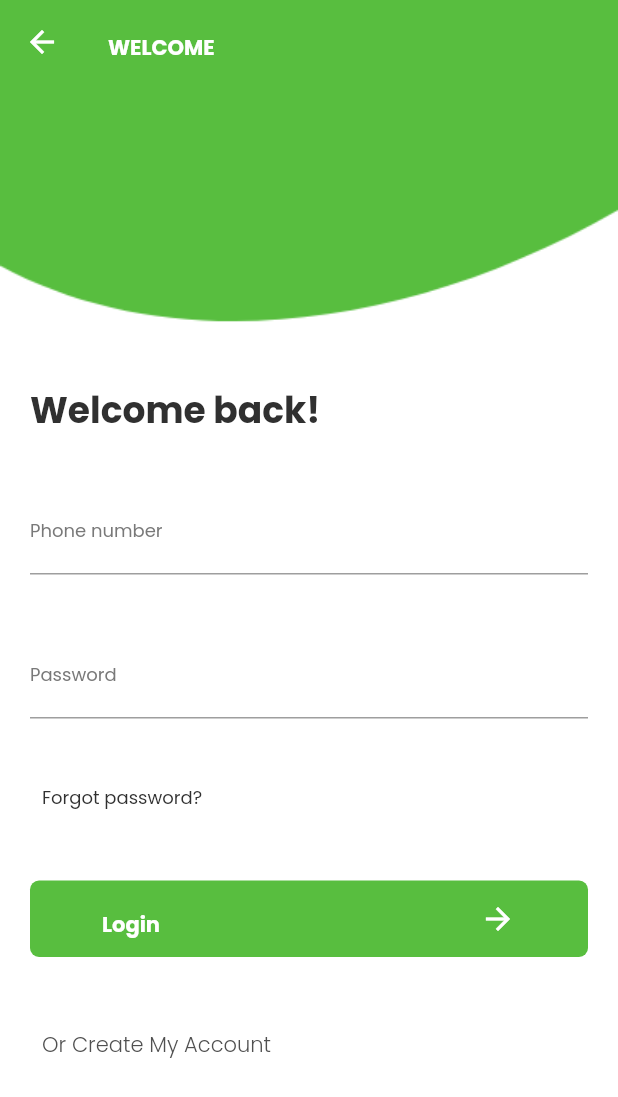
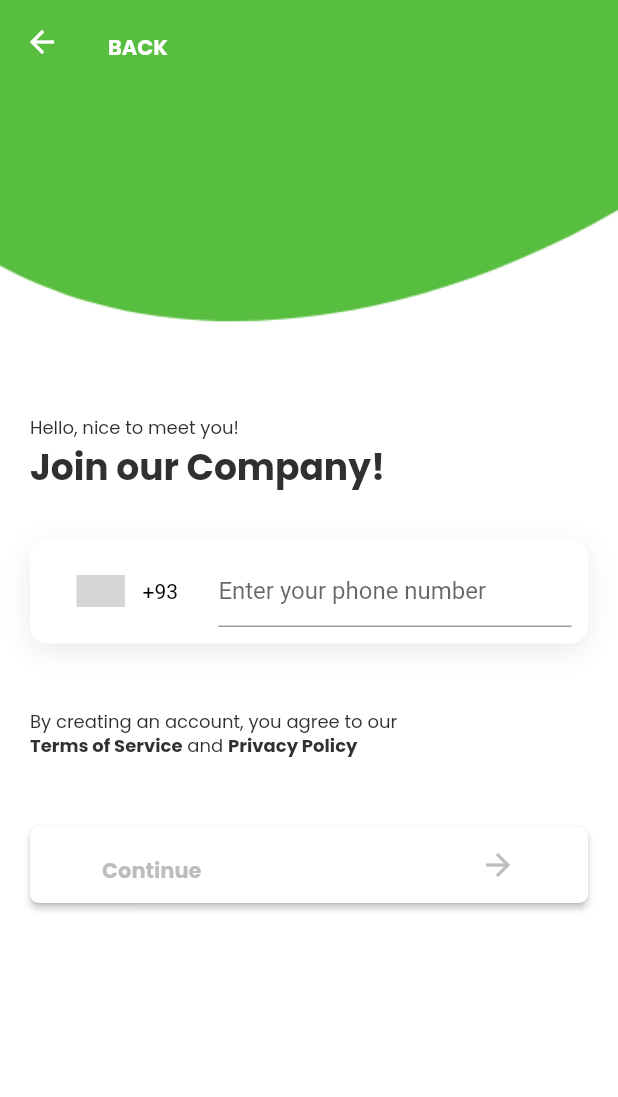
Before and after one commit to duchdtran/taxi_driver, a Flutter app: the BaseScreen screen opened directly, after a tap on "Or Create My Account", on a phone screen of 412 x 824 dp. Shown: the top 1097 px of the screen. Run offline on Flutter 3.47's test engine with Material 2 defaults, Android fonts, the phone set to English and light mode, and no system bars; drawn by our look-alikes of intl_phone_number_input; our stand-ins replace flutter_rating_bar; grey boxes are pictures that could not be loaded.

Commit message:
Refs #4: develop sign up screen

```diff
--- a/lib/main.dart
+++ b/lib/main.dart
@@ -1,6 +1,7 @@
 import 'package:flutter/material.dart';
 import 'package:taxi_driver/views/routers/AppRouters.dart';
 import 'package:taxi_driver/views/screens/sign_in/index.dart';
+import 'package:taxi_driver/views/screens/sign_up/index.dart';
 import 'package:taxi_driver/views/screens/welcome/index.dart';
 
 void main() {
@@ -15,6 +16,7 @@ class MyApp extends StatelessWidget {
       routes: <String, WidgetBuilder>{
         AppRouters.WELCOME_SCREEN: (context) => WelcomeScreen(),
         AppRouters.SIGN_IN_SCREEN: (context) => SignInScreen(),
+        AppRouters.SIGN_UP_SCREEN: (context) => SignUpScreen(),
       },
     );
   }
--- a/lib/views/resources/style.dart
+++ b/lib/views/resources/style.dart
@@ -35,16 +35,23 @@ class AppStyles {
     height: 2.5,
     color: AppColors.colorNightRider,
   );
+  static const stylePoppinsLight14 = TextStyle(
+    fontFamily: FontConfig.fontFamily,
+    fontWeight: FontWeight.w300,
+    fontSize: 14,
+    color: AppColors.colorMatterhorn,
+  );
   static const stylePoppinsRegular12 = TextStyle(
     fontFamily: FontConfig.fontFamily,
     fontSize: 12,
     height: 1.3,
     color: AppColors.colorNightRider,
   );
-  static const stylePoppinsLight14 = TextStyle(
+  static const stylePoppinsBold12 = TextStyle(
     fontFamily: FontConfig.fontFamily,
-    fontWeight: FontWeight.w300,
-    fontSize: 14,
-    color: AppColors.colorMatterhorn,
+    fontSize: 12,
+    fontWeight: FontWeight.bold,
+    height: 1.3,
+    color: AppColors.colorNightRider,
   );
 }
--- a/lib/views/routers/AppRouters.dart
+++ b/lib/views/routers/AppRouters.dart
@@ -1,4 +1,5 @@
 class AppRouters {
   static const WELCOME_SCREEN = '/';
   static const SIGN_IN_SCREEN = '/sign_in';
+  static const SIGN_UP_SCREEN = '/sign_up';
 }
--- a/lib/views/screens/sign_in/index.dart
+++ b/lib/views/screens/sign_in/index.dart
@@ -2,6 +2,7 @@ import 'package:flutter/material.dart';
 import 'package:taxi_driver/views/resources/color.dart';
 import 'package:taxi_driver/views/resources/dimension.dart';
 import 'package:taxi_driver/views/resources/style.dart';
+import 'package:taxi_driver/views/routers/AppRouters.dart';
 import 'package:taxi_driver/views/screens/base/_index.dart';
 import 'package:taxi_driver/views/widgets/app_button.dart';
 import 'package:taxi_driver/views/widgets/app_sized_box.dart';
@@ -36,7 +37,9 @@ Widget _buildBody(BuildContext context) {
           AppSizedBox.height(30),
           _buildLoginButton(context),
           AppSizedBox.height(35),
-          _buildCreateAccountButton(context),
+          _buildCreateAccountButton(context, onPressed: (){
+            Navigator.pushNamed(context, AppRouters.SIGN_UP_SCREEN);
+          }),
         ],
       ),
     ),
@@ -90,9 +93,9 @@ Widget _buildLoginButton(BuildContext context) {
   return AppButton.icon(label: 'Login', onPressed: () {});
 }
 
-Widget _buildCreateAccountButton(BuildContext context) {
+Widget _buildCreateAccountButton(BuildContext context, {VoidCallback onPressed}) {
   return TextButton(
-      onPressed: () {},
+      onPressed: onPressed,
       child: Text(
         'Or Create My Account',
         style: AppStyles.stylePoppinsLight14,
--- /dev/null
+++ b/lib/views/screens/sign_up/index.dart
@@ -0,0 +1,118 @@
+import 'package:flutter/cupertino.dart';
+import 'package:flutter/gestures.dart';
+import 'package:flutter/material.dart';
+import 'package:intl_phone_number_input/intl_phone_number_input.dart';
+import 'package:taxi_driver/views/resources/color.dart';
+import 'package:taxi_driver/views/resources/dimension.dart';
+import 'package:taxi_driver/views/resources/style.dart';
+import 'package:taxi_driver/views/screens/base/_index.dart';
+import 'package:taxi_driver/views/widgets/app_button.dart';
+import 'package:taxi_driver/views/widgets/app_sized_box.dart';
+
+class SignUpScreen extends StatelessWidget {
+  @override
+  Widget build(BuildContext context) {
+    return BaseScreen(
+      title: 'BACK',
+      body: _buildBody(context),
+    );
+  }
+
+  Widget _buildBody(BuildContext context) {
+    return Padding(
+      padding: const EdgeInsets.symmetric(
+        horizontal: AppDimension.screen_horizontal_margin,
+      ),
+      child: Column(
+        crossAxisAlignment: CrossAxisAlignment.start,
+        mainAxisAlignment: MainAxisAlignment.center,
+        children: [
+          _buildTitle(context),
+          AppSizedBox.height(30),
+          _buildPhoneNumberFormField(context),
+          AppSizedBox.height(45),
+          _buildTermAndPrivacy(context),
+          AppSizedBox.height(45),
+          _buildContineButton(context),
+        ],
+      ),
+    );
+  }
+
+  Widget _buildTitle(BuildContext context) {
+    return RichText(
+        text: TextSpan(children: [
+      TextSpan(
+        text: 'Hello, nice to meet you!\n',
+        style: AppStyles.stylePoppinsRegular12,
+      ),
+      TextSpan(
+        text: 'Join our Company!',
+        style: AppStyles.stylePoppinsBold24,
+      ),
+    ]));
+  }
+
+  Widget _buildPhoneNumberFormField(BuildContext context) {
+    return Container(
+      padding: EdgeInsets.all(11),
+      decoration: BoxDecoration(
+        color: AppColors.colorWhite,
+        borderRadius: BorderRadius.circular(12),
+        boxShadow: [
+          BoxShadow(
+            color: AppColors.colorNightRider.withOpacity(0.1),
+            blurRadius: 15,
+            offset: Offset(0, 5), // changes position of shadow
+          ),
+        ],
+      ),
+      child: InternationalPhoneNumberInput(
+        onInputChanged: (PhoneNumber number) {
+          print(number.phoneNumber);
+        },
+        onInputValidated: (bool value) {
+          print(value);
+        },
+        selectorConfig: SelectorConfig(
+          selectorType: PhoneInputSelectorType.BOTTOM_SHEET,
+        ),
+        hintText: 'Enter your phone number',
+        ignoreBlank: false,
+        autoValidateMode: AutovalidateMode.disabled,
+        selectorTextStyle: TextStyle(color: Colors.black),
+        formatInput: false,
+        keyboardType:
+            TextInputType.numberWithOptions(signed: true, decimal: true),
+        onSaved: (PhoneNumber number) {
+          print('On Saved: $number');
+        },
+      ),
+    );
+  }
+
+  Widget _buildTermAndPrivacy(BuildContext context) {
+    return RichText(
+      text: TextSpan(children: [
+        TextSpan(
+            text: 'By creating an account, you agree to our\n',
+            style: AppStyles.stylePoppinsRegular12),
+        TextSpan(
+          text: 'Terms of Service',
+          style: AppStyles.stylePoppinsBold12,
+          recognizer: TapGestureRecognizer()..onTap = () {},
+        ),
+        TextSpan(text: ' and ', style: AppStyles.stylePoppinsRegular12),
+        TextSpan(
+          text: 'Privacy Policy',
+          style: AppStyles.stylePoppinsBold12,
+          recognizer: TapGestureRecognizer()..onTap = () {},
+        ),
+      ]),
+    );
+  }
+
+  Widget _buildContineButton(BuildContext context) {
+    return AppButton.elevated(label: 'Continue', onPressed: () {});
+  }
+}
```
